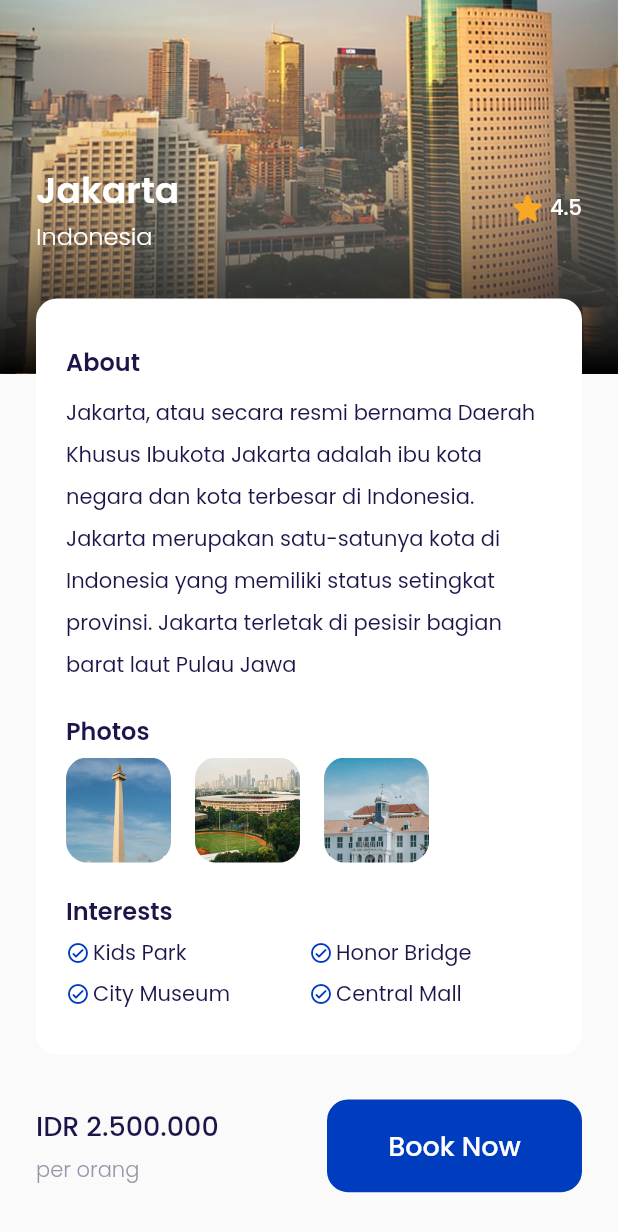
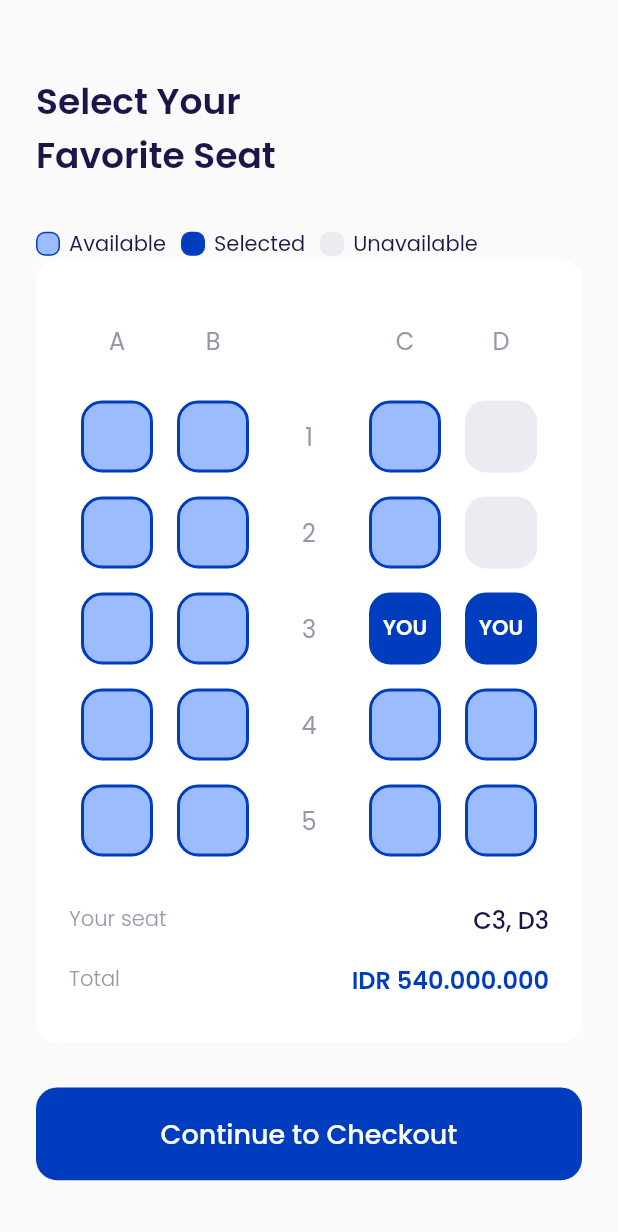
Before and after one commit to alviansyh/flynow, a Flutter app: the DetailPage screen opened directly, scrolled down 201 dp, after a tap on "Book Now", on a phone screen of 412 x 824 dp. Shown: the top 1232 px of the screen. Run offline on Flutter 3.47's test engine with Material 2 defaults, Android fonts, the phone set to English and light mode, and no system bars; our stand-ins replace google_fonts.

Commit message:
slicing choose seat

```diff
--- /dev/null
+++ b/lib/ui/pages/choose_seat_page.dart
@@ -0,0 +1,338 @@
+import 'package:flutter/material.dart';
+import 'package:flynow/shared/theme.dart';
+import 'package:flynow/ui/widgets/custom_button.dart';
+import 'package:flynow/ui/widgets/seat_item.dart';
+
+class ChooseSeatPage extends StatelessWidget {
+  const ChooseSeatPage({Key? key}) : super(key: key);
+
+  @override
+  Widget build(BuildContext context) {
+    Widget title() {
+      return Container(
+        margin: const EdgeInsets.only(top: 50),
+        child: Text(
+          'Select Your \nFavorite Seat',
+          style: blackTextStyle.copyWith(
+            fontSize: 24,
+            fontWeight: semiBold,
+          ),
+        ),
+      );
+    }
+
+    Widget seatStatus() {
+      return Container(
+        margin: const EdgeInsets.only(top: 30),
+        child: Row(
+          mainAxisAlignment: MainAxisAlignment.start,
+          children: [
+            // NOTE: AVAILABLE
+            Container(
+              width: 16,
+              height: 16,
+              margin: const EdgeInsets.only(right: 6),
+              decoration: BoxDecoration(
+                color: kSecondaryColor,
+                borderRadius: BorderRadius.circular(6),
+                border: Border.all(color: kPrimaryColor),
+              ),
+            ),
+            Text(
+              'Available',
+              style: blackTextStyle,
+            ),
+            // NOTE: SELECTED
+            Container(
+              width: 16,
+              height: 16,
+              margin: const EdgeInsets.only(right: 6, left: 10),
+              decoration: BoxDecoration(
+                color: kPrimaryColor,
+                borderRadius: BorderRadius.circular(6),
+                border: Border.all(color: kPrimaryColor),
+              ),
+            ),
+            Text(
+              'Selected',
+              style: blackTextStyle,
+            ),
+            // NOTE: UNAVAILABLE
+            Container(
+              width: 16,
+              height: 16,
+              margin: const EdgeInsets.only(right: 6, left: 10),
+              decoration: BoxDecoration(
+                color: kUnavailableColor,
+                borderRadius: BorderRadius.circular(6),
+                border: Border.all(color: kUnavailableColor),
+              ),
+            ),
+            Text(
+              'Unavailable',
+              style: blackTextStyle,
+            ),
+          ],
+        ),
+      );
+    }
+
+    Widget selectSeat() {
+      return Container(
+        width: double.infinity,
+        padding: const EdgeInsets.symmetric(
+          horizontal: 22,
+          vertical: 30,
+        ),
+        decoration: BoxDecoration(
+          borderRadius: BorderRadius.circular(defaultRadius),
+          color: kWhiteColor,
+        ),
+        child: Column(
+          children: [
+            // NOTE: SEAT INDICATORS
+            Row(
+              mainAxisAlignment: MainAxisAlignment.spaceAround,
+              children: [
+                SizedBox(
+                  width: 48,
+                  height: 48,
+                  child: Center(
+                    child: Text(
+                      'A',
+                      style: greyTextStyle.copyWith(
+                        fontSize: 16,
+                      ),
+                    ),
+                  ),
+                ),
+                SizedBox(
+                  width: 48,
+                  height: 48,
+                  child: Center(
+                    child: Text(
+                      'B',
+                      style: greyTextStyle.copyWith(
+                        fontSize: 16,
+                      ),
+                    ),
+                  ),
+                ),
+                SizedBox(
+                  width: 48,
+                  height: 48,
+                  child: Center(
+                    child: Text(
+                      '',
+                      style: greyTextStyle.copyWith(
+                        fontSize: 16,
+                      ),
+                    ),
+                  ),
+                ),
+                SizedBox(
+                  width: 48,
+                  height: 48,
+                  child: Center(
+                    child: Text(
+                      'C',
+                      style: greyTextStyle.copyWith(
+                        fontSize: 16,
+                      ),
+                    ),
+                  ),
+                ),
+                SizedBox(
+                  width: 48,
+                  height: 48,
+                  child: Center(
+                    child: Text(
+                      'D',
+                      style: greyTextStyle.copyWith(
+                        fontSize: 16,
+                      ),
+                    ),
+                  ),
+                ),
+              ],
+            ),
+            // NOTE: ROW SEAT 1
+            Row(
+              mainAxisAlignment: MainAxisAlignment.spaceAround,
+              children: [
+                const SeatItem(status: 1),
+                const SeatItem(status: 1),
+                Container(
+                  width: 48,
+                  height: 48,
+                  margin: const EdgeInsets.only(top: 16),
+                  child: Center(
+                    child: Text(
+                      '1',
+                      style: greyTextStyle.copyWith(fontSize: 16),
+                    ),
+                  ),
+                ),
+                const SeatItem(status: 1),
+                const SeatItem(status: 0),
+              ],
+            ),
+            // NOTE: ROW SEAT 2
+            Row(
+              mainAxisAlignment: MainAxisAlignment.spaceAround,
+              children: [
+                const SeatItem(status: 1),
+                const SeatItem(status: 1),
+                Container(
+                  width: 48,
+                  height: 48,
+                  margin: const EdgeInsets.only(top: 16),
+                  child: Center(
+                    child: Text(
+                      '2',
+                      style: greyTextStyle.copyWith(fontSize: 16),
+                    ),
+                  ),
+                ),
+                const SeatItem(status: 1),
+                const SeatItem(status: 0),
+              ],
+            ),
+            // NOTE: ROW SEAT 3
+            Row(
+              mainAxisAlignment: MainAxisAlignment.spaceAround,
+              children: [
+                const SeatItem(status: 1),
+                const SeatItem(status: 1),
+                Container(
+                  width: 48,
+                  height: 48,
+                  margin: const EdgeInsets.only(top: 16),
+                  child: Center(
+                    child: Text(
+                      '3',
+                      style: greyTextStyle.copyWith(fontSize: 16),
+                    ),
+                  ),
+                ),
+                const SeatItem(status: 2),
+                const SeatItem(status: 2),
+              ],
+            ),
+            // NOTE: ROW SEAT 4
+            Row(
+              mainAxisAlignment: MainAxisAlignment.spaceAround,
+              children: [
+                const SeatItem(status: 1),
+                const SeatItem(status: 1),
+                Container(
+                  width: 48,
+                  height: 48,
+                  margin: const EdgeInsets.only(top: 16),
+                  child: Center(
+                    child: Text(
+                      '4',
+                      style: greyTextStyle.copyWith(fontSize: 16),
+                    ),
+                  ),
+                ),
+                const SeatItem(status: 1),
+                const SeatItem(status: 1),
+              ],
+            ),
+            // NOTE: ROW SEAT 5
+            Row(
+              mainAxisAlignment: MainAxisAlignment.spaceAround,
+              children: [
+                const SeatItem(status: 1),
+                const SeatItem(status: 1),
+                Container(
+                  width: 48,
+                  height: 48,
+                  margin: const EdgeInsets.only(top: 16),
+                  child: Center(
+                    child: Text(
+                      '5',
+                      style: greyTextStyle.copyWith(fontSize: 16),
+                    ),
+                  ),
+                ),
+                const SeatItem(status: 1),
+                const SeatItem(status: 1),
+              ],
+            ),
+
+            // NOTE: YOUR SEAT
+            Container(
+              margin: const EdgeInsets.only(top: 30),
+              child: Row(
+                mainAxisAlignment: MainAxisAlignment.spaceBetween,
+                children: [
+                  Text(
+                    'Your seat',
+                    style: greyTextStyle.copyWith(
+                      fontWeight: light,
+                    ),
+                  ),
+                  Text(
+                    'C3, D3',
+                    style: blackTextStyle.copyWith(
+                      fontSize: 16,
+                      fontWeight: medium,
+                    ),
+                  ),
+                ],
+              ),
+            ),
+            // NOTE: TOTAL
+            Container(
+              margin: const EdgeInsets.only(top: 16),
+              child: Row(
+                mainAxisAlignment: MainAxisAlignment.spaceBetween,
+                children: [
+                  Text(
+                    'Total',
+                    style: greyTextStyle.copyWith(
+                      fontWeight: light,
+                    ),
+                  ),
+                  Text(
+                    'IDR 540.000.000',
+                    style: blueTextStyle.copyWith(
+                      fontSize: 16,
+                      fontWeight: semiBold,
+                    ),
+                  ),
+                ],
+              ),
+            )
+          ],
+        ),
+      );
+    }
+
+    Widget checkOutButton() {
+      return CustomButton(
+        title: 'Continue to Checkout',
+        margin: const EdgeInsets.only(
+          top: 30,
+          bottom: 46,
+        ),
+        onPressed: () {},
+      );
+    }
+
+    return Scaffold(
+      backgroundColor: kBackgroundColor,
+      body: ListView(
+        padding: EdgeInsets.symmetric(horizontal: defaultMargin),
+        children: [
+          title(),
+          seatStatus(),
+          selectSeat(),
+          checkOutButton(),
+        ],
+      ),
+    );
+  }
+}
--- a/lib/ui/pages/detail_page.dart
+++ b/lib/ui/pages/detail_page.dart
@@ -3,6 +3,7 @@ import 'package:flynow/shared/theme.dart';
 import 'package:flynow/ui/widgets/custom_button.dart';
 import 'package:flynow/ui/widgets/interest_item.dart';
 import 'package:flynow/ui/widgets/photo_item.dart';
+import 'package:flynow/ui/pages/choose_seat_page.dart';
 
 class DetailPage extends StatelessWidget {
   const DetailPage({Key? key}) : super(key: key);
@@ -220,7 +221,14 @@ class DetailPage extends StatelessWidget {
                   // NOTE: BOOKING BUTTON
                   CustomButton(
                     title: 'Book Now',
-                    onPressed: () {},
+                    onPressed: () {
+                      Navigator.push(
+                        context,
+                        MaterialPageRoute(
+                          builder: (context) => const ChooseSeatPage(),
+                        ),
+                      );
+                    },
                     width: 170,
                   ),
                 ],
--- /dev/null
+++ b/lib/ui/widgets/seat_item.dart
@@ -0,0 +1,67 @@
+import 'package:flutter/material.dart';
+import 'package:flynow/shared/theme.dart';
+
+class SeatItem extends StatelessWidget {
+  // NOTE: 0 = Unavailable, 1 = Available, 2 = Selected
+  final int status;
+  const SeatItem({Key? key, this.status = 2}) : super(key: key);
+
+  @override
+  Widget build(BuildContext context) {
+    backgroundColor() {
+      switch (status) {
+        case 0:
+          return kUnavailableColor;
+        case 1:
+          return kSecondaryColor;
+        case 2:
+          return kPrimaryColor;
+        default:
+          return kUnavailableColor;
+      }
+    }
+
+    borderColor() {
+      switch (status) {
+        case 0:
+          return kUnavailableColor;
+        case 1:
+          return kPrimaryColor;
+        case 2:
+          return kPrimaryColor;
+        default:
+          return kUnavailableColor;
+      }
+    }
+
+    child() {
+      switch (status) {
+        case 0:
+          return const SizedBox();
+        case 1:
+          return const SizedBox();
+        case 2:
+          return Center(
+            child: Text(
+              'YOU',
+              style: whiteTextStyle.copyWith(fontWeight: semiBold),
+            ),
+          );
+        default:
+          return const SizedBox();
+      }
+    }
+
+    return Container(
+      width: 48,
+      height: 48,
+      margin: const EdgeInsets.only(top: 16),
+      decoration: BoxDecoration(
+        color: backgroundColor(),
+        borderRadius: BorderRadius.circular(defaultRadius),
+        border: Border.all(color: borderColor(), width: 2),
+      ),
+      child: child(),
+    );
+  }
+}
```
Also changed, not shown: pubspec.lock, 5 other files.
